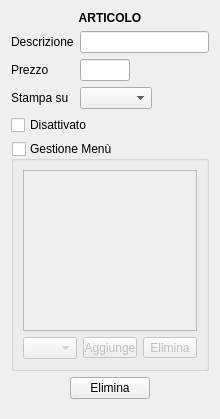
Old version of the form src/dettagliarticolo.ui in the repository mtonin/gestcassa.
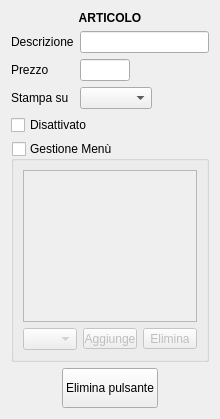
New version of the form.

Commit message: - creazione nuova tabella pulsanti - gestione cancellazione pulsante

The edit to the form file:
```diff
--- a/src/dettagliarticolo.ui
+++ b/src/dettagliarticolo.ui
@@ -211,8 +211,14 @@
      </item>
      <item>
       <widget class="QPushButton" name="eliminaBtn">
+       <property name="minimumSize">
+        <size>
+         <width>0</width>
+         <height>40</height>
+        </size>
+       </property>
        <property name="text">
-        <string>Elimina</string>
+        <string>Elimina pulsante</string>
        </property>
       </widget>
      </item>
```
The commit also changes 5 other files.
